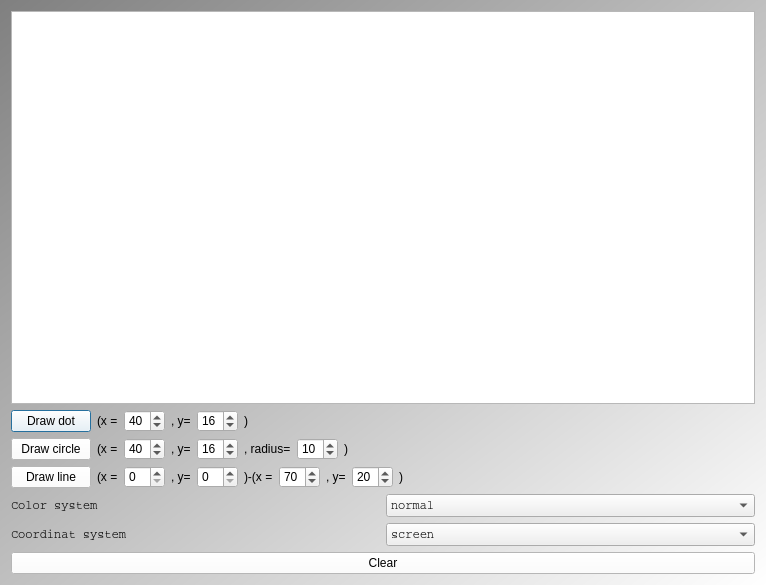
Before: the Qt Designer form Tools/ToolTestMultiCanvas/qttestmulticanvasmaindialog.ui in richelbilderbeek/ProjectRichelBilderbeek, drawn with Qt 5.
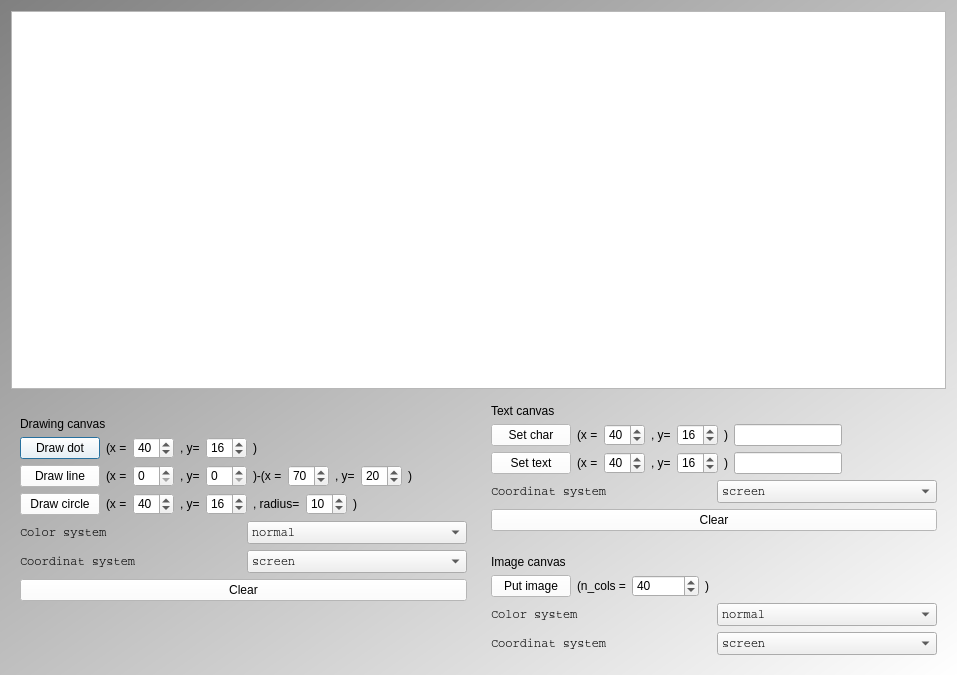
After: the same form once the commit is applied.

Patch:
```diff
--- a/Tools/ToolTestMultiCanvas/qttestmulticanvasmaindialog.ui
+++ b/Tools/ToolTestMultiCanvas/qttestmulticanvasmaindialog.ui
@@ -6,8 +6,8 @@
    <rect>
     <x>0</x>
     <y>0</y>
-    <width>766</width>
-    <height>585</height>
+    <width>957</width>
+    <height>675</height>
    </rect>
   </property>
   <property name="styleSheet">
@@ -17,9 +17,15 @@
 QPushButton { background-color: rgb(255, 255, 255);  }
 QPushButton { color: rgb(0,0,0); }</string>
   </property>
-  <layout class="QVBoxLayout" name="verticalLayout">
-   <item>
+  <layout class="QGridLayout" name="gridLayout">
+   <item row="0" column="0" colspan="2">
     <widget class="QPlainTextEdit" name="text">
+     <property name="sizePolicy">
+      <sizepolicy hsizetype="Expanding" vsizetype="Minimum">
+       <horstretch>0</horstretch>
+       <verstretch>0</verstretch>
+      </sizepolicy>
+     </property>
      <property name="font">
       <font>
        <family>Courier</family>
@@ -31,52 +37,68 @@
      </property>
     </widget>
    </item>
+   <item row="1" column="0" rowspan="2">
+    <widget class="QWidget" name="widget_draw" native="true">
+     <property name="sizePolicy">
+      <sizepolicy hsizetype="Preferred" vsizetype="Maximum">
+       <horstretch>0</horstretch>
+       <verstretch>0</verstretch>
+      </sizepolicy>
+     </property>
+     <layout class="QVBoxLayout" name="verticalLayout">
    <item>
-    <layout class="QHBoxLayout" name="layout_dot">
+       <widget class="QLabel" name="label_draw">
+        <property name="text">
+         <string>Drawing canvas</string>
+        </property>
+       </widget>
+      </item>
      <item>
-      <widget class="QPushButton" name="button_dot">
+       <layout class="QHBoxLayout" name="layout_dot_draw">
+        <item>
+         <widget class="QPushButton" name="button_dot_draw">
        <property name="text">
         <string>Draw dot</string>
        </property>
       </widget>
      </item>
      <item>
-      <widget class="QLabel" name="label_dot_x">
+         <widget class="QLabel" name="label_dot_x_draw">
        <property name="text">
         <string>(x =</string>
        </property>
       </widget>
      </item>
      <item>
-      <widget class="QSpinBox" name="box_dot_x">
+         <widget class="QSpinBox" name="box_dot_x_draw">
        <property name="value">
         <number>40</number>
        </property>
       </widget>
      </item>
      <item>
-      <widget class="QLabel" name="label_doy_y">
+         <widget class="QLabel" name="label_doy_y_2">
        <property name="text">
         <string>, y=</string>
        </property>
       </widget>
      </item>
      <item>
-      <widget class="QSpinBox" name="box_dot_y">
+         <widget class="QSpinBox" name="box_dot_y_draw">
        <property name="value">
         <number>16</number>
        </property>
       </widget>
      </item>
      <item>
-      <widget class="QLabel" name="label_dot_close">
+         <widget class="QLabel" name="label_dot_close_draw">
        <property name="text">
         <string>)</string>
        </property>
       </widget>
      </item>
      <item>
-      <spacer name="horizontalSpacer">
+         <spacer name="spacer_dot_draw">
        <property name="orientation">
         <enum>Qt::Horizontal</enum>
        </property>
@@ -93,142 +115,69 @@
    <item>
     <layout class="QHBoxLayout" name="layout_circle">
      <item>
-      <widget class="QPushButton" name="button_circle">
-       <property name="text">
-        <string>Draw circle</string>
-       </property>
-      </widget>
-     </item>
-     <item>
-      <widget class="QLabel" name="label_circle_x">
-       <property name="text">
-        <string>(x =</string>
-       </property>
-      </widget>
-     </item>
-     <item>
-      <widget class="QSpinBox" name="box_circle_x">
-       <property name="value">
-        <number>40</number>
-       </property>
-      </widget>
-     </item>
-     <item>
-      <widget class="QLabel" name="label_circle_y">
-       <property name="text">
-        <string>, y=</string>
-       </property>
-      </widget>
-     </item>
-     <item>
-      <widget class="QSpinBox" name="box_circle_y">
-       <property name="value">
-        <number>16</number>
-       </property>
-      </widget>
-     </item>
-     <item>
-      <widget class="QLabel" name="label_circle_r">
-       <property name="text">
-        <string>, radius=</string>
-       </property>
-      </widget>
-     </item>
-     <item>
-      <widget class="QSpinBox" name="box_circle_r">
-       <property name="value">
-        <number>10</number>
-       </property>
-      </widget>
-     </item>
-     <item>
-      <widget class="QLabel" name="label_circle_close">
-       <property name="text">
-        <string>)</string>
-       </property>
-      </widget>
-     </item>
-     <item>
-      <spacer name="horizontalSpacer_2">
-       <property name="orientation">
-        <enum>Qt::Horizontal</enum>
-       </property>
-       <property name="sizeHint" stdset="0">
-        <size>
-         <width>40</width>
-         <height>20</height>
-        </size>
-       </property>
-      </spacer>
-     </item>
-    </layout>
-   </item>
-   <item>
-    <layout class="QHBoxLayout" name="layout_line">
-     <item>
-      <widget class="QPushButton" name="button_line">
+         <widget class="QPushButton" name="button_line_draw">
        <property name="text">
         <string>Draw line</string>
        </property>
       </widget>
      </item>
      <item>
-      <widget class="QLabel" name="label_line_x1">
+         <widget class="QLabel" name="label_line_x1_draw">
        <property name="text">
         <string>(x =</string>
        </property>
       </widget>
      </item>
      <item>
-      <widget class="QSpinBox" name="box_line_x1"/>
+         <widget class="QSpinBox" name="box_line_x1_draw"/>
      </item>
      <item>
-      <widget class="QLabel" name="label_line_y1">
+         <widget class="QLabel" name="label_line_y1_draw">
        <property name="text">
         <string>, y=</string>
        </property>
       </widget>
      </item>
      <item>
-      <widget class="QSpinBox" name="box_line_y1"/>
+         <widget class="QSpinBox" name="box_line_y1_draw"/>
      </item>
      <item>
-      <widget class="QLabel" name="label_line_x2">
+         <widget class="QLabel" name="label_line_x2_draw">
        <property name="text">
         <string>)-(x =</string>
        </property>
       </widget>
      </item>
      <item>
-      <widget class="QSpinBox" name="box_line_x2">
+         <widget class="QSpinBox" name="box_line_x2_draw">
        <property name="value">
         <number>70</number>
        </property>
       </widget>
      </item>
      <item>
-      <widget class="QLabel" name="label_line_y2">
+         <widget class="QLabel" name="label_line_y2_draw">
        <property name="text">
         <string>, y=</string>
        </property>
       </widget>
      </item>
      <item>
-      <widget class="QSpinBox" name="box_line_y2">
+         <widget class="QSpinBox" name="box_line_y2_draw">
        <property name="value">
         <number>20</number>
        </property>
       </widget>
      </item>
      <item>
-      <widget class="QLabel" name="label_line_close">
+         <widget class="QLabel" name="label_line_close_draw">
        <property name="text">
         <string>)</string>
        </property>
       </widget>
      </item>
      <item>
-      <spacer name="horizontalSpacer_3">
+         <spacer name="spacer_line_draw">
        <property name="orientation">
         <enum>Qt::Horizontal</enum>
        </property>
@@ -245,7 +194,80 @@
    <item>
     <layout class="QHBoxLayout" name="horizontalLayout">
      <item>
-      <widget class="QLabel" name="label_color_system">
+         <widget class="QPushButton" name="button_circle_draw">
+          <property name="text">
+           <string>Draw circle</string>
+          </property>
+         </widget>
+        </item>
+        <item>
+         <widget class="QLabel" name="label_circle_x_draw">
+          <property name="text">
+           <string>(x =</string>
+          </property>
+         </widget>
+        </item>
+        <item>
+         <widget class="QSpinBox" name="box_circle_x_draw">
+          <property name="value">
+           <number>40</number>
+          </property>
+         </widget>
+        </item>
+        <item>
+         <widget class="QLabel" name="label_circle_y_draw">
+          <property name="text">
+           <string>, y=</string>
+          </property>
+         </widget>
+        </item>
+        <item>
+         <widget class="QSpinBox" name="box_circle_y_draw">
+          <property name="value">
+           <number>16</number>
+          </property>
+         </widget>
+        </item>
+        <item>
+         <widget class="QLabel" name="label_circle_r_draw">
+          <property name="text">
+           <string>, radius=</string>
+          </property>
+         </widget>
+        </item>
+        <item>
+         <widget class="QSpinBox" name="box_circle_r_draw">
+          <property name="value">
+           <number>10</number>
+          </property>
+         </widget>
+        </item>
+        <item>
+         <widget class="QLabel" name="label_circle_close_draw">
+          <property name="text">
+           <string>)</string>
+          </property>
+         </widget>
+        </item>
+        <item>
+         <spacer name="spacer_circle_draw">
+          <property name="orientation">
+           <enum>Qt::Horizontal</enum>
+          </property>
+          <property name="sizeHint" stdset="0">
+           <size>
+            <width>40</width>
+            <height>20</height>
+           </size>
+          </property>
+         </spacer>
+        </item>
+       </layout>
+      </item>
+      <item>
+       <layout class="QHBoxLayout" name="layout_color_system_draw">
+        <item>
+         <widget class="QLabel" name="label_color_system_draw">
        <property name="font">
         <font>
          <family>Courier</family>
@@ -257,7 +279,7 @@
       </widget>
      </item>
      <item>
-      <widget class="QComboBox" name="box_color_system">
+         <widget class="QComboBox" name="box_color_system_draw">
        <property name="font">
         <font>
          <family>Courier</family>
@@ -317,6 +339,347 @@
      <property name="text">
       <string>Clear</string>
      </property>
+       </widget>
+      </item>
+      <item>
+       <spacer name="spacer_bottom_left">
+        <property name="orientation">
+         <enum>Qt::Vertical</enum>
+        </property>
+        <property name="sizeHint" stdset="0">
+         <size>
+          <width>20</width>
+          <height>40</height>
+         </size>
+        </property>
+       </spacer>
+      </item>
+     </layout>
+    </widget>
+   </item>
+   <item row="1" column="1">
+    <widget class="QWidget" name="widget_text" native="true">
+     <property name="sizePolicy">
+      <sizepolicy hsizetype="Preferred" vsizetype="Maximum">
+       <horstretch>0</horstretch>
+       <verstretch>0</verstretch>
+      </sizepolicy>
+     </property>
+     <layout class="QVBoxLayout" name="verticalLayout_3">
+      <item>
+       <widget class="QLabel" name="label_text">
+        <property name="text">
+         <string>Text canvas</string>
+        </property>
+       </widget>
+      </item>
+      <item>
+       <layout class="QHBoxLayout" name="layout_char_text">
+        <item>
+         <widget class="QPushButton" name="button_char_text">
+          <property name="text">
+           <string>Set char</string>
+          </property>
+         </widget>
+        </item>
+        <item>
+         <widget class="QLabel" name="label_char_x_text">
+          <property name="text">
+           <string>(x =</string>
+          </property>
+         </widget>
+        </item>
+        <item>
+         <widget class="QSpinBox" name="box_char_x_text">
+          <property name="value">
+           <number>40</number>
+          </property>
+         </widget>
+        </item>
+        <item>
+         <widget class="QLabel" name="label_char_y_text">
+          <property name="text">
+           <string>, y=</string>
+          </property>
+         </widget>
+        </item>
+        <item>
+         <widget class="QSpinBox" name="box_char_y_text">
+          <property name="value">
+           <number>16</number>
+          </property>
+         </widget>
+        </item>
+        <item>
+         <widget class="QLabel" name="label_char_close_text">
+          <property name="text">
+           <string>)</string>
+          </property>
+         </widget>
+        </item>
+        <item>
+         <widget class="QLineEdit" name="edit_char_text"/>
+        </item>
+        <item>
+         <spacer name="char_spacer_text">
+          <property name="orientation">
+           <enum>Qt::Horizontal</enum>
+          </property>
+          <property name="sizeHint" stdset="0">
+           <size>
+            <width>40</width>
+            <height>20</height>
+           </size>
+          </property>
+         </spacer>
+        </item>
+       </layout>
+      </item>
+      <item>
+       <layout class="QHBoxLayout" name="layout_text_text">
+        <item>
+         <widget class="QPushButton" name="button_text_text">
+          <property name="text">
+           <string>Set text</string>
+          </property>
+         </widget>
+        </item>
+        <item>
+         <widget class="QLabel" name="label_text_x_text">
+          <property name="text">
+           <string>(x =</string>
+          </property>
+         </widget>
+        </item>
+        <item>
+         <widget class="QSpinBox" name="box_text_x_text">
+          <property name="value">
+           <number>40</number>
+          </property>
+         </widget>
+        </item>
+        <item>
+         <widget class="QLabel" name="label_text_y_text">
+          <property name="text">
+           <string>, y=</string>
+          </property>
+         </widget>
+        </item>
+        <item>
+         <widget class="QSpinBox" name="box_text_y_text">
+          <property name="value">
+           <number>16</number>
+          </property>
+         </widget>
+        </item>
+        <item>
+         <widget class="QLabel" name="label_text_close_text">
+          <property name="text">
+           <string>)</string>
+          </property>
+         </widget>
+        </item>
+        <item>
+         <widget class="QLineEdit" name="edit_text_text"/>
+        </item>
+        <item>
+         <spacer name="text_spacer_text">
+          <property name="orientation">
+           <enum>Qt::Horizontal</enum>
+          </property>
+          <property name="sizeHint" stdset="0">
+           <size>
+            <width>40</width>
+            <height>20</height>
+           </size>
+          </property>
+         </spacer>
+        </item>
+       </layout>
+      </item>
+      <item>
+       <layout class="QHBoxLayout" name="layout_coordinat_system_text">
+        <item>
+         <widget class="QLabel" name="label_coordinat_system_text">
+          <property name="font">
+           <font>
+            <family>Courier</family>
+           </font>
+          </property>
+          <property name="text">
+           <string>Coordinat system</string>
+          </property>
+         </widget>
+        </item>
+        <item>
+         <widget class="QComboBox" name="box_coordinat_system_text">
+          <property name="font">
+           <font>
+            <family>Courier</family>
+           </font>
+          </property>
+          <item>
+           <property name="text">
+            <string>screen</string>
+           </property>
+          </item>
+          <item>
+           <property name="text">
+            <string>graph</string>
+           </property>
+          </item>
+         </widget>
+        </item>
+       </layout>
+      </item>
+      <item>
+       <widget class="QPushButton" name="button_clear_text">
+        <property name="text">
+         <string>Clear</string>
+        </property>
+       </widget>
+      </item>
+     </layout>
+    </widget>
+   </item>
+   <item row="2" column="1">
+    <widget class="QWidget" name="widget" native="true">
+     <property name="sizePolicy">
+      <sizepolicy hsizetype="Preferred" vsizetype="Maximum">
+       <horstretch>0</horstretch>
+       <verstretch>0</verstretch>
+      </sizepolicy>
+     </property>
+     <layout class="QVBoxLayout" name="verticalLayout_2">
+      <item>
+       <widget class="QLabel" name="label_image">
+        <property name="text">
+         <string>Image canvas</string>
+        </property>
+       </widget>
+      </item>
+      <item>
+       <layout class="QHBoxLayout" name="layout_image_image">
+        <item>
+         <widget class="QPushButton" name="button_image_image">
+          <property name="text">
+           <string>Put image</string>
+          </property>
+         </widget>
+        </item>
+        <item>
+         <widget class="QLabel" name="label_image_n_cols_image">
+          <property name="text">
+           <string>(n_cols =</string>
+          </property>
+         </widget>
+        </item>
+        <item>
+         <widget class="QSpinBox" name="box_n_cols_image">
+          <property name="minimum">
+           <number>5</number>
+          </property>
+          <property name="maximum">
+           <number>999999999</number>
+          </property>
+          <property name="value">
+           <number>40</number>
+          </property>
+         </widget>
+        </item>
+        <item>
+         <widget class="QLabel" name="label_image_close_image">
+          <property name="text">
+           <string>)</string>
+          </property>
+         </widget>
+        </item>
+        <item>
+         <spacer name="spacer_image_image">
+          <property name="orientation">
+           <enum>Qt::Horizontal</enum>
+          </property>
+          <property name="sizeHint" stdset="0">
+           <size>
+            <width>40</width>
+            <height>20</height>
+           </size>
+          </property>
+         </spacer>
+        </item>
+       </layout>
+      </item>
+      <item>
+       <layout class="QHBoxLayout" name="layout_color_system_image">
+        <item>
+         <widget class="QLabel" name="label_color_system_image">
+          <property name="font">
+           <font>
+            <family>Courier</family>
+           </font>
+          </property>
+          <property name="text">
+           <string>Color system</string>
+          </property>
+         </widget>
+        </item>
+        <item>
+         <widget class="QComboBox" name="box_color_system_image">
+          <property name="font">
+           <font>
+            <family>Courier</family>
+           </font>
+          </property>
+          <item>
+           <property name="text">
+            <string>normal</string>
+           </property>
+          </item>
+          <item>
+           <property name="text">
+            <string>invert</string>
+           </property>
+          </item>
+         </widget>
+        </item>
+       </layout>
+      </item>
+      <item>
+       <layout class="QHBoxLayout" name="layout_coordinat_system_image">
+        <item>
+         <widget class="QLabel" name="label_coordinat_system_image">
+          <property name="font">
+           <font>
+            <family>Courier</family>
+           </font>
+          </property>
+          <property name="text">
+           <string>Coordinat system</string>
+          </property>
+         </widget>
+        </item>
+        <item>
+         <widget class="QComboBox" name="box_coordinat_system_image">
+          <property name="font">
+           <font>
+            <family>Courier</family>
+           </font>
+          </property>
+          <item>
+           <property name="text">
+            <string>screen</string>
+           </property>
+          </item>
+          <item>
+           <property name="text">
+            <string>graph</string>
+           </property>
+          </item>
+         </widget>
+        </item>
+       </layout>
+      </item>
+     </layout>
     </widget>
    </item>
   </layout>
```
Left out of the diff: 16 changed lines with no effect on the pictures. Lines whose indentation alone changed are shown as unchanged.
